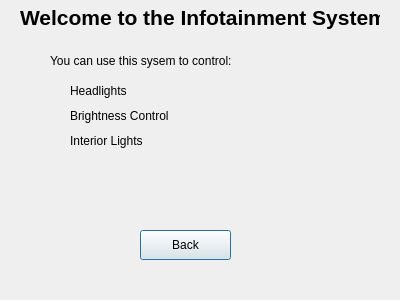
This is about.ui in dbogardaustin/InfotainmentSystem as Qt 5 draws it before an edit. The edited form follows.
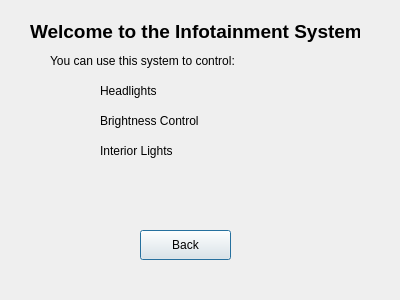
This is the edited form.

Diff of the .ui file:
```diff
--- a/about.ui
+++ b/about.ui
@@ -29,21 +29,21 @@
   <widget class="QLabel" name="WelcomeLabel">
    <property name="geometry">
     <rect>
-     <x>20</x>
-     <y>5</y>
-     <width>360</width>
-     <height>25</height>
+     <x>30</x>
+     <y>20</y>
+     <width>330</width>
+     <height>22</height>
     </rect>
    </property>
    <property name="font">
     <font>
-     <pointsize>16</pointsize>
+     <pointsize>14</pointsize>
      <weight>75</weight>
      <bold>true</bold>
     </font>
    </property>
    <property name="text">
-    <string>Welcome to the Infotainment System</string>
+    <string>Welcome to the Infotainment System!</string>
    </property>
   </widget>
   <widget class="QLabel" name="label">
@@ -51,18 +51,19 @@
     <rect>
      <x>50</x>
      <y>50</y>
-     <width>250</width>
+
+     <width>260</width>
      <height>22</height>
     </rect>
    </property>
    <property name="text">
-    <string>You can use this sysem to control:</string>
+    <string>You can use this system to control:</string>
    </property>
   </widget>
   <widget class="QLabel" name="label_2">
    <property name="geometry">
     <rect>
-     <x>70</x>
+     <x>100</x>
      <y>80</y>
      <width>100</width>
      <height>22</height>
@@ -75,8 +76,8 @@
   <widget class="QLabel" name="label_3">
    <property name="geometry">
     <rect>
-     <x>70</x>
-     <y>105</y>
+     <x>100</x>
+     <y>110</y>
      <width>150</width>
      <height>22</height>
     </rect>
@@ -88,9 +89,9 @@
   <widget class="QLabel" name="label_4">
    <property name="geometry">
     <rect>
-     <x>70</x>
-     <y>130</y>
-     <width>150</width>
+     <x>100</x>
+     <y>140</y>
+     <width>100</width>
      <height>22</height>
     </rect>
    </property>
```
Left out of the diff: 10 changed lines with no effect on the pictures.
